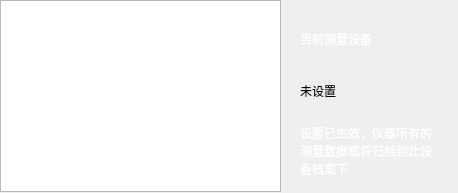
Qt form Gui/Function/Asset/assetwidget.ui (rpdhunter/swbox) before a commit.
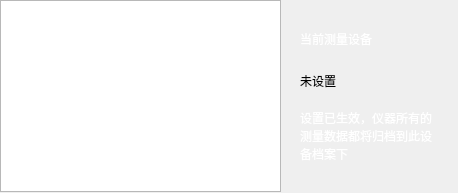
The same form after that commit.

Patch:
```diff
--- a/Gui/Function/Asset/assetwidget.ui
+++ b/Gui/Function/Asset/assetwidget.ui
@@ -82,7 +82,7 @@
     <rect>
      <x>300</x>
      <y>30</y>
-     <width>91</width>
+     <width>141</width>
      <height>17</height>
     </rect>
    </property>
@@ -97,7 +97,7 @@
    <property name="geometry">
     <rect>
      <x>300</x>
-     <y>70</y>
+     <y>60</y>
      <width>121</width>
      <height>41</height>
     </rect>
@@ -117,9 +117,9 @@
    <property name="geometry">
     <rect>
      <x>300</x>
-     <y>120</y>
+     <y>90</y>
      <width>141</width>
-     <height>61</height>
+     <height>91</height>
     </rect>
    </property>
    <property name="styleSheet">
```
